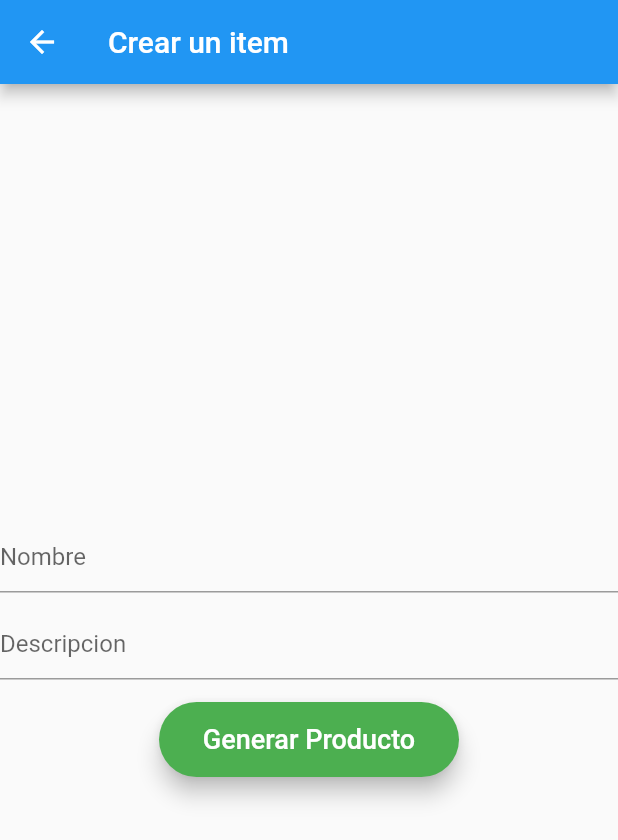
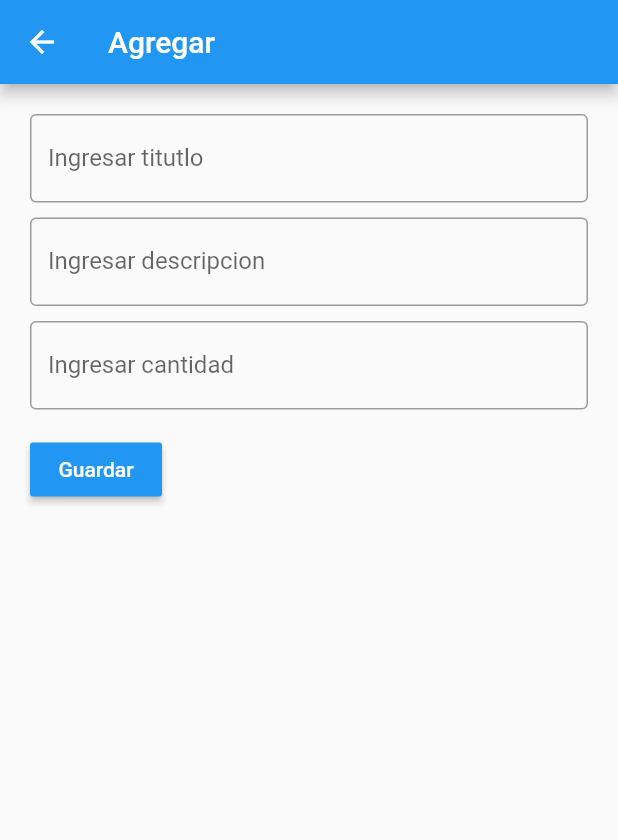
Before and after one commit to benjagilardini/Stoky, a Flutter app: the screen it shows after launch, after a tap on the "add" icon, on a phone screen of 412 x 824 dp. Shown: the top 840 px of the screen. Run offline on Flutter 3.47's test engine with Material 2 defaults, Android fonts, the phone set to English and light mode, and no system bars.

Commit message:
Agrego funcion al boton guardar del stock y agrego funcion de eliminar stock

```diff
--- a/lib/main.dart
+++ b/lib/main.dart
@@ -1,33 +1,21 @@
 import 'package:flutter/material.dart';
-import 'package:stocky/screens/createstock.dart';
 import 'package:stocky/screens/stock.dart';
+import 'package:stocky/inherited.dart';
 
-void main() => runApp(MyApp());
+void main() => runApp(MiApp());
 
-class MyApp extends StatelessWidget {
-
+class MiApp extends StatelessWidget {
   @override
   Widget build(BuildContext context) {
-    return MaterialApp(
-      theme: ThemeData(
-        primarySwatch: Colors.blue,
+    return StockedContainer(
+      child: MaterialApp(
+        debugShowCheckedModeBanner: false,
+        title: 'Stocky',
+        theme: ThemeData(
+          primarySwatch: Colors.blue,
+        ),
+        home: PaginaVisualizacion(),
       ),
-      home: StockPageState(),
-      routes: <String, WidgetBuilder>{
-        '/createstock': (BuildContext context) => CreateStock(),
-      },
     );
   }
 }
-
-class Stock extends StatefulWidget {
-  @override
-  StockState createState() => StockState();
-}
-
-class StockState extends State<Stock> {
-  @override
-  Widget build(BuildContext context) {
-    return StreamBuilder();
-  }
-}
--- a/lib/screens/createstock.dart
+++ b/lib/screens/createstock.dart
@@ -1,58 +1,123 @@
+import 'package:stocky/screens/stock.dart';
 import 'package:flutter/material.dart';
+import 'package:stocky/inherited.dart';
 
-class CreateStock extends StatelessWidget {
-  final _nameController = TextEditingController();
-  final _descriptionController = TextEditingController();
+class PaginaCreacion extends StatefulWidget {
+  PaginaCreacion({Key key}) : super(key: key);
+
+  @override
+  _PaginaCreaciState createState() => _PaginaCreaciState();
+}
+
+class _PaginaCreaciState extends State<PaginaCreacion> {
+  final myController = TextEditingController();
+  final myController2 = TextEditingController();
+  final myController3 = TextEditingController();
+  bool _validate = false;
+  bool _validate2 = false;
+  bool _validate3 = false;
+
+  @override
+  void dispose() {
+    myController.dispose();
+    super.dispose();
+  }
+
+  _agregar() {
+    if (myController.value.text != null && myController.value.text.isNotEmpty) {
+      if (myController2.value.text != null &&
+          myController2.value.text.isNotEmpty) {
+        if (myController3.value.text != null &&
+            myController3.value.text.isNotEmpty) {
+          StockedInherited.of(context).addStocked(Stocked(
+              myController.value.text,
+              myController2.value.text,
+              myController3.value.text));
+
+          myController.clear();
+          myController2.clear();
+          Navigator.pop(
+            context,
+            MaterialPageRoute(builder: (context) => PaginaVisualizacion()),
+          );
+        }
+      }
+    }
+  }
+
   @override
   Widget build(BuildContext context) {
     return Scaffold(
       appBar: AppBar(
-        title: Text("Crear un item"),
+        title: Text("Agregar"),
       ),
-      body: Center(
-        child: SingleChildScrollView(
+      body: Padding(
+        padding: const EdgeInsets.all(20.0),
         child: Column(
-            mainAxisAlignment: MainAxisAlignment.center,
+          children: <Widget>[
+            Column(
+              crossAxisAlignment: CrossAxisAlignment.start,
               children: <Widget>[
                 TextField(
-                controller: _nameController,
-                decoration: InputDecoration(hintText: 'Nombre'),
+                  controller: myController,
+                  decoration: InputDecoration(
+                    border: OutlineInputBorder(),
+                    labelText: 'Ingresar titutlo',
+                    errorText: _validate ? 'Debes ingresar un texto' : null,
+                  ),
                 ),
                 Padding(
-                padding: EdgeInsets.fromLTRB(0, 10, 0, 0),
+                  padding: const EdgeInsets.symmetric(vertical: 5.0),
                 ),
                 TextField(
-                controller: _descriptionController,
-                decoration: InputDecoration(hintText: 'Descripcion'),
+                  controller: myController2,
+                  decoration: InputDecoration(
+                    border: OutlineInputBorder(),
+                    labelText: 'Ingresar descripcion',
+                    errorText: _validate2 ? 'Debes ingresar un texto' : null,
                   ),
-              buildBtnSubmit()
+                ),
+                Padding(
+                  padding: const EdgeInsets.symmetric(vertical: 5.0),
+                ),
+                TextField(
+                  keyboardType: TextInputType.number,
+                  controller: myController3,
+                  decoration: InputDecoration(
+                    border: OutlineInputBorder(),
+                    labelText: 'Ingresar cantidad',
+                    errorText: _validate3 ? 'Debes ingresar un numero' : null,
+                  ),
+                ),
+                Padding(
+                  padding: const EdgeInsets.symmetric(vertical: 16.0),
+                  child: MaterialButton(
+                    child: Text(
+                      'Guardar',
+                      style: TextStyle(color: Colors.white),
+                    ),
+                    color: Colors.blue,
+                    onPressed: () {
+                      setState(() {
+                        myController.text.isEmpty
+                            ? _validate = true
+                            : _validate = false;
+                        myController2.text.isEmpty
+                            ? _validate2 = true
+                            : _validate2 = false;
+                        myController3.text.isEmpty
+                            ? _validate3 = true
+                            : _validate3 = false;
+                      });
+                      _agregar();
+                    },
+                  ),
+                ),
               ],
             ),
+          ],
         ),
       ),
     );
   }
 }
-
-Widget buildBtnSubmit() {
-  return Padding(
-    padding: EdgeInsets.all(15),
-    child: SizedBox(
-      width: 200,
-      height: 50,
-      child: RaisedButton(
-        color: Colors.green,
-        elevation: 6,
-        shape: RoundedRectangleBorder(borderRadius: BorderRadius.circular(30)),
-        onPressed: () {},
-        child: Text(
-          'Generar Producto',
-          style: TextStyle(
-            color: Colors.white,
-            fontSize: 18,
-          ),
-        ),
-      ),
-    ),
-  );
-}
--- a/lib/screens/stock.dart
+++ b/lib/screens/stock.dart
@@ -1,32 +1,92 @@
 import 'package:flutter/material.dart';
 import 'package:stocky/screens/createstock.dart';
+import 'package:stocky/inherited.dart';
 
-class StockPageState extends StatelessWidget {
+class PaginaVisualizacion extends StatefulWidget {
+  PaginaVisualizacion({Key key}) : super(key: key);
+
+  @override
+  _PaginaVisualState createState() => _PaginaVisualState();
+}
+
+class _PaginaVisualState extends State<PaginaVisualizacion> {
   @override
   Widget build(BuildContext context) {
-    return MaterialApp(
-        home: Scaffold(
+    return Scaffold(
       appBar: AppBar(
-              title: Text('Stocky'),
+        title: Text("Stocky"),
       ),
-            body: Column(
+      body: Container(
+        padding: EdgeInsets.all(20),
+        child: Column(
           children: <Widget>[
-                ListTile(
-                  leading: Icon(Icons.map),
-                  title: Text('Map'),
+            Expanded(
+                child: ListView.separated(
+                    separatorBuilder: (context, index) => Divider(
+                          color: Colors.black,
                         ),
-                ListTile(
-                  leading: Icon(Icons.map),
-                  title: Text('Map'),
+                    itemCount: StockedInherited.of(context).stockedArray.length,
+                    itemBuilder: (BuildContext context, int i) {
+                      return Container(
+                        padding: EdgeInsets.all(5),
+                        child: Row(
+                          mainAxisAlignment: MainAxisAlignment.spaceBetween,
+                          children: <Widget>[
+                            Column(
+                              mainAxisAlignment: MainAxisAlignment.start,
+                              crossAxisAlignment: CrossAxisAlignment.start,
+                              children: <Widget>[
+                                Row(
+                                  children: <Widget>[
+                                    Text(
+                                        StockedInherited.of(context)
+                                            .stockedArray[i]
+                                            .cantidad,
+                                        style: TextStyle(
+                                            fontWeight: FontWeight.bold,
+                                            fontSize: 18)),
+                                    Text(
+                                        ' | ' +
+                                            StockedInherited.of(context)
+                                                .stockedArray[i]
+                                                .nombre,
+                                        style: TextStyle(
+                                            fontWeight: FontWeight.bold,
+                                            fontSize: 18)),
+                                  ],
+                                ),
+                                Container(
+                                  width: 280,
+                                  child: Text(StockedInherited.of(context)
+                                      .stockedArray[i]
+                                      .descripcion),
+                                )
+                              ],
+                            ),
+                            IconButton(
+                              onPressed: () {
+                                StockedInherited.of(context).deleteStocked(i);
+                              },
+                              color: Colors.blue,
+                              icon: Icon(Icons.delete_outline),
                             ),
                           ],
                         ),
+                      );
+                    })),
+          ],
+        ),
+      ),
       floatingActionButton: FloatingActionButton(
         onPressed: () {
-                Navigator.of(context).pushNamed('/createstock');
+          Navigator.push(
+            context,
+            MaterialPageRoute(builder: (context) => PaginaCreacion()),
+          );
         },
+        tooltip: 'Agregar',
         child: Icon(Icons.add),
-              backgroundColor: Colors.amber,
-            )));
+      ),
+    );
   }
 }
```
Lines whose indentation alone changed are shown as unchanged.
